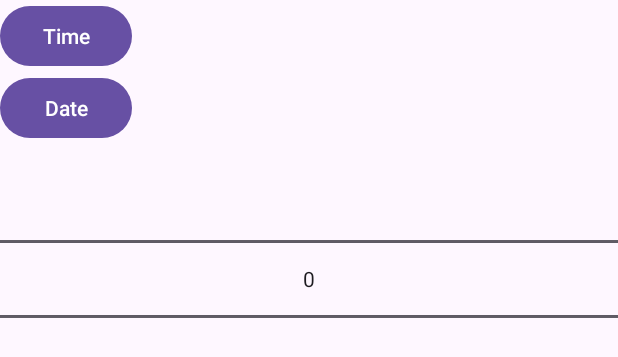
After one commit to rmfgh2004/WidgetSampleApp, an Android app: the layout widget_picker.xml on its own in the app's theme, with its tools: preview values and no code run, on a phone screen of 412 x 824 dp. The commit adds this screen. Shown: the top 357 px of the screen. Run offline under Robolectric (Android 15) with nearby library versions, the phone set to English and light mode, and no system bars.

Commit message:
study picker widget

```diff
--- /dev/null
+++ b/app/src/main/res/layout/widget_picker.xml
@@ -0,0 +1,26 @@
+<?xml version="1.0" encoding="utf-8"?>
+<LinearLayout xmlns:android="http://schemas.android.com/apk/res/android"
+    android:id="@+id/main"
+    android:layout_width="match_parent"
+    android:layout_height="match_parent"
+    android:orientation="vertical">
+
+    <Button
+        android:id="@+id/btn_time"
+        android:text="Time"
+        android:layout_width="wrap_content"
+        android:layout_height="wrap_content"/>
+
+    <Button
+        android:id="@+id/btn_date"
+        android:text="Date"
+        android:layout_width="wrap_content"
+        android:layout_height="wrap_content"/>
+
+    <NumberPicker
+        android:id="@+id/pk_number"
+        android:layout_width="match_parent"
+        android:layout_height="wrap_content"
+        />
+
+</LinearLayout>
--- a/app/src/main/res/values/strings.xml
+++ b/app/src/main/res/values/strings.xml
@@ -1,3 +1,5 @@
 <resources>
     <string name="app_name">WidgetSampleApp</string>
+    <!-- TODO: Remove or change this placeholder text -->
+    <string name="hello_blank_fragment">Hello blank fragment</string>
 </resources>
```
Also changed, not shown: app/src/main/java/com/example/widgetsampleapp/DatePickerFragment.kt (added, +30 -0 lines), app/src/main/java/com/example/widgetsampleapp/MainActivity.kt (+26 -9 lines), app/src/main/java/com/example/widgetsampleapp/TimePickerFragment.kt (added, +31 -0 lines).
